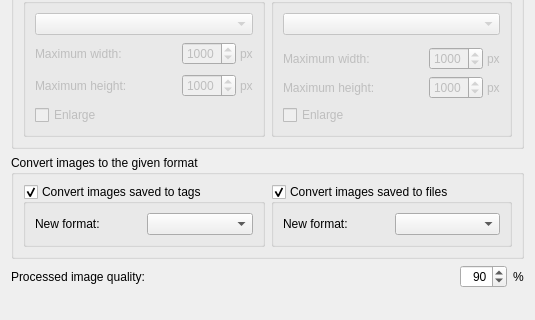
This is ui/options_cover_processing.ui in metabrainz/picard as Qt 5 draws it before an edit; both pictures show x 0 to 535 and y 155 to 475 of the 535 by 475 pixel window. The edited form follows.
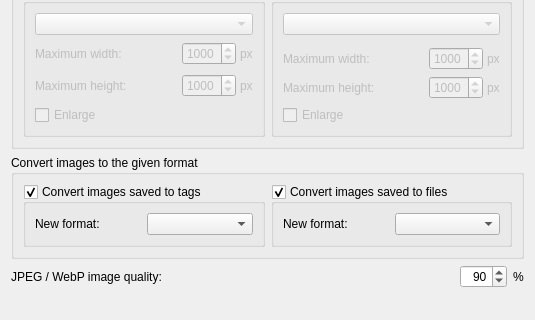
This is the edited form.

Commit message: Update option setting label

Diff of the .ui file:
```diff
--- a/ui/options_cover_processing.ui
+++ b/ui/options_cover_processing.ui
@@ -533,7 +533,7 @@
         </sizepolicy>
        </property>
        <property name="text">
-        <string>Processed image quality:</string>
+        <string>JPEG / WebP image quality:</string>
        </property>
        <property name="wordWrap">
         <bool>false</bool>
```
The commit also changes 1 other file.
